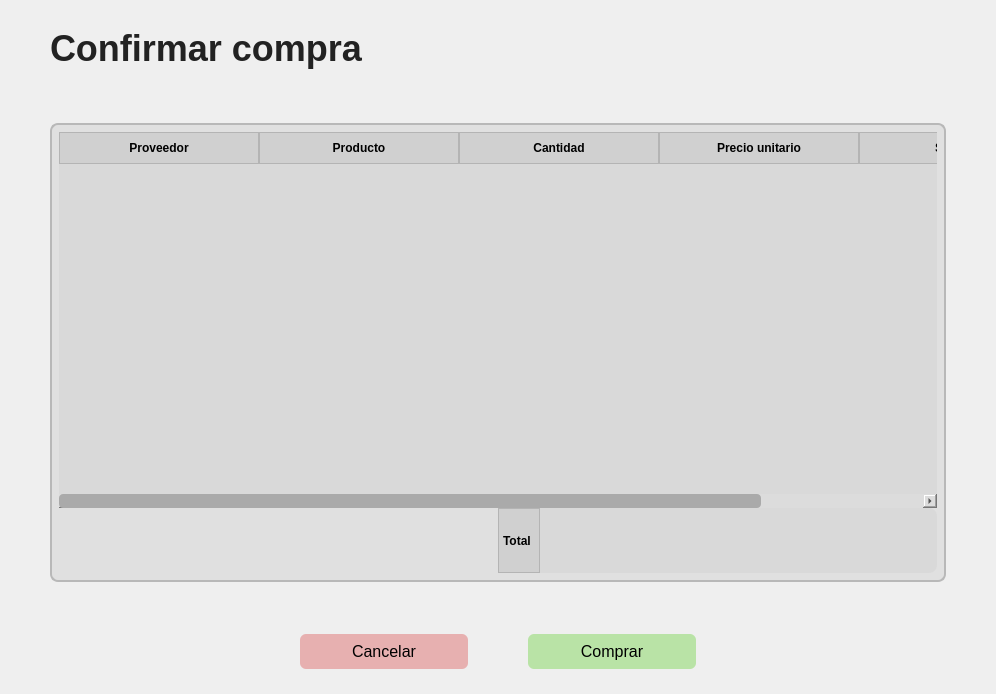
MoralesMortales/SIRCOM, file app/windows/ui/confirmPurchase.ui: the form before one commit.
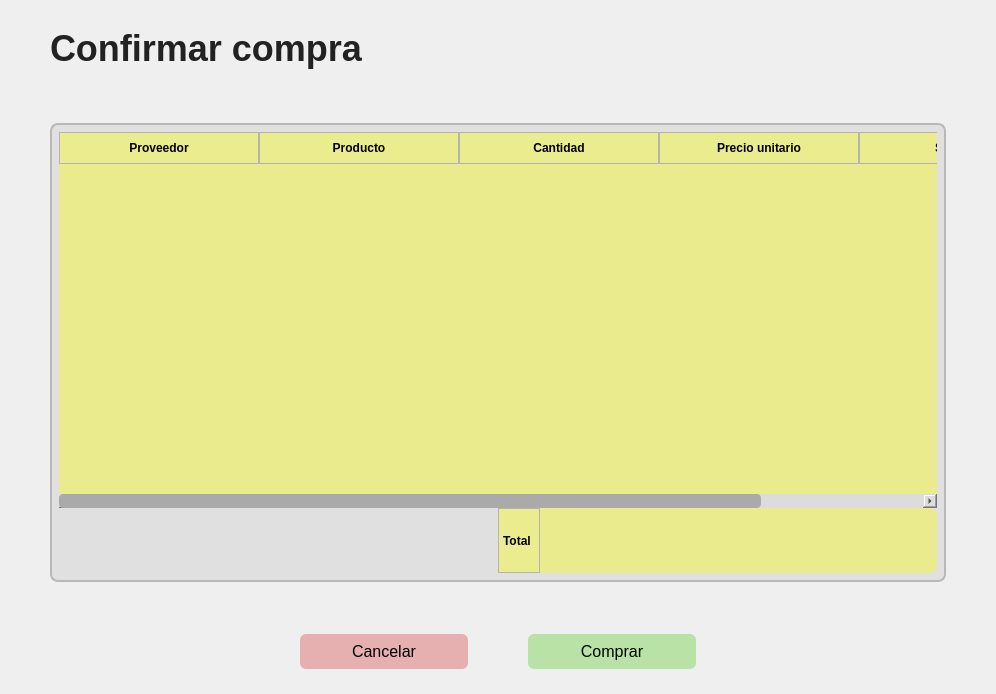
The form after the commit.

Patch:
```diff
--- a/app/windows/ui/confirmPurchase.ui
+++ b/app/windows/ui/confirmPurchase.ui
@@ -28,7 +28,7 @@
 }
 
 #menu {
-    background: #D9D9D9;
+    background: #EAEB8C;
     border-bottom: 1.5px solid #bdbdbd;
 }
 
@@ -105,7 +105,7 @@
 
 
 QTableWidget {
-    background: #D9D9D9;
+    background: #EAEB8C;
     gridline-color: #bcbcbc;
     border-radius: 8px;
     font-size: 14px;
@@ -113,7 +113,7 @@
 }
 
 QHeaderView::section {
-    background: #d0d0d0;
+    background: #EBEC8D;
     padding: 6px 4px;
     font-weight: bold;
     border: 1px solid #b4b4b4;
```
